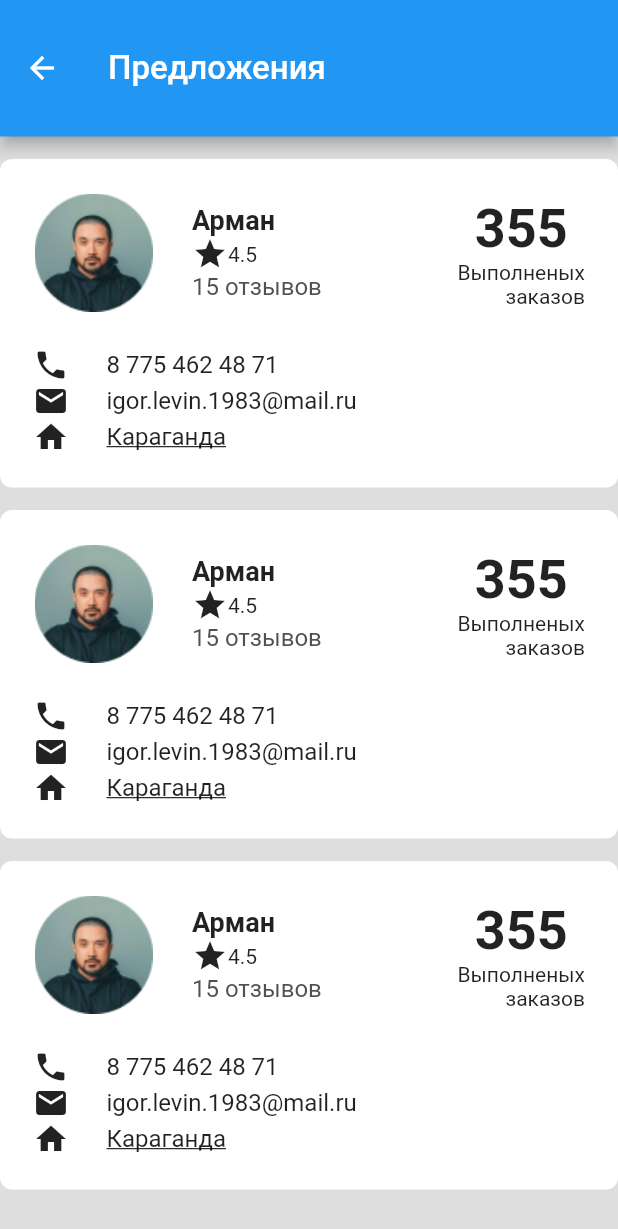
After one commit to sateras/flutter_internship00, a Flutter app: the screen it shows after launch, item 2 of the bottom bar chosen, after a tap on "Заявка3", on a phone screen of 412 x 824 dp. The commit adds this screen. Shown: the top 1229 px of the screen. Run offline on Flutter 3.47's test engine with Material 2 defaults, Android fonts, the phone set to English and light mode, and no system bars.

Commit message:
First commit

```diff
--- a/lib/main.dart
+++ b/lib/main.dart
@@ -1,6 +1,7 @@
 import 'package:app_flutter/send_offer_page.dart';
 import 'package:flutter/material.dart';
 import 'package:app_flutter/request_page.dart';
+import 'package:app_flutter/suggestions_page.dart';
 
 void main() {
   runApp(MyApp());
@@ -40,7 +41,7 @@ class MyHomePageState extends State<MyHomePage> {
   Widget build(BuildContext context) {
     return Scaffold(
       appBar: AppBar(
-        title: Text("BottomNavigationBar Example"),
+        title: Text("Example"),
       ),
       body: this.getBody(),
       bottomNavigationBar: BottomNavigationBar(
@@ -113,6 +114,14 @@ class MyEmails extends StatelessWidget {
           child: Text('Заявка2', style: TextStyle(fontSize: 15)),
           color: Color.fromARGB(255, 139, 137, 255),
         ),
+        RaisedButton(
+          onPressed: () {
+            Navigator.push(context,
+                MaterialPageRoute(builder: (context) => SuggestionsPage()));
+          },
+          child: Text('Заявка3', style: TextStyle(fontSize: 15)),
+          color: Color.fromARGB(255, 139, 137, 255),
+        ),
       ],
     ));
   }
--- /dev/null
+++ b/lib/suggestion_component.dart
@@ -0,0 +1,103 @@
+import 'package:flutter/material.dart';
+
+class Suggestion extends StatelessWidget {
+  const Suggestion({Key? key}) : super(key: key);
+
+  @override
+  Widget build(BuildContext context) {
+    return Container(
+      margin: EdgeInsets.only(top: 15),
+      padding: EdgeInsets.all(22),
+      decoration: BoxDecoration(
+        color: Color.fromRGBO(255, 255, 255, 1),
+        borderRadius: BorderRadius.circular(8),
+      ),
+      child: Column(
+        children: [
+          Container(
+            margin: EdgeInsets.only(bottom: 22),
+            child: Row(
+              children: [
+                Image.asset(
+                  'images/person_photo79x79.png',
+                  width: 81,
+                  height: 81,
+                ),
+                Expanded(
+                  child: Padding(
+                    padding: EdgeInsets.only(left: 25),
+                    child: Column(
+                      children: [
+                        Row(
+                          children: [
+                            Text(
+                              'Арман',
+                              style: TextStyle(
+                                  fontWeight: FontWeight.bold, fontSize: 18),
+                            ),
+                          ],
+                        ),
+                        Row(
+                          children: [
+                            Icon(Icons.star),
+                            Text(
+                              '4.5',
+                              style: TextStyle(fontSize: 14),
+                            )
+                          ],
+                        ),
+                        Row(
+                          children: [
+                            Text('15 отзывов',
+                                style: TextStyle(
+                                    fontSize: 16,
+                                    color: Color.fromRGBO(80, 82, 81, 1))),
+                          ],
+                        )
+                      ],
+                    ),
+                  ),
+                ),
+                Column(
+                  children: [
+                    Text('355',
+                        textAlign: TextAlign.end,
+                        style: TextStyle(
+                            fontSize: 36, fontWeight: FontWeight.bold)),
+                    Text(
+                      'Выполненых\n заказов',
+                      textAlign: TextAlign.end,
+                    )
+                  ],
+                )
+              ],
+            ),
+          ),
+          Row(
+            children: [
+              Container(
+                  margin: EdgeInsets.only(right: 25), child: Icon(Icons.phone)),
+              Text('8 775 462 48 71', style: TextStyle(fontSize: 16)),
+            ],
+          ),
+          Row(
+            children: [
+              Container(
+                  margin: EdgeInsets.only(right: 25), child: Icon(Icons.mail)),
+              Text('igor.levin.1983@mail.ru', style: TextStyle(fontSize: 16)),
+            ],
+          ),
+          Row(
+            children: [
+              Container(
+                  margin: EdgeInsets.only(right: 25), child: Icon(Icons.home)),
+              Text('Караганда',
+                  style: TextStyle(
+                      fontSize: 16, decoration: TextDecoration.underline)),
+            ],
+          ),
+        ],
+      ),
+    );
+  }
+}
--- /dev/null
+++ b/lib/suggestions_page.dart
@@ -0,0 +1,27 @@
+import 'package:flutter/material.dart';
+import 'package:flutter/src/foundation/key.dart';
+import 'package:flutter/src/widgets/framework.dart';
+import 'package:app_flutter/suggestion_component.dart';
+
+import 'package:flutter/material.dart';
+
+class SuggestionsPage extends StatelessWidget {
+  const SuggestionsPage({Key? key}) : super(key: key);
+
+  @override
+  Widget build(BuildContext context) {
+    return Scaffold(
+      backgroundColor: Color.fromRGBO(222, 222, 222, 1),
+      appBar: AppBar(
+        title: Text(
+          'Предложения',
+          style: TextStyle(fontSize: 22),
+        ),
+        toolbarHeight: 91,
+      ),
+      body: Column(
+        children: [Suggestion(), Suggestion(), Suggestion()],
+      ),
+    );
+  }
+}
```
